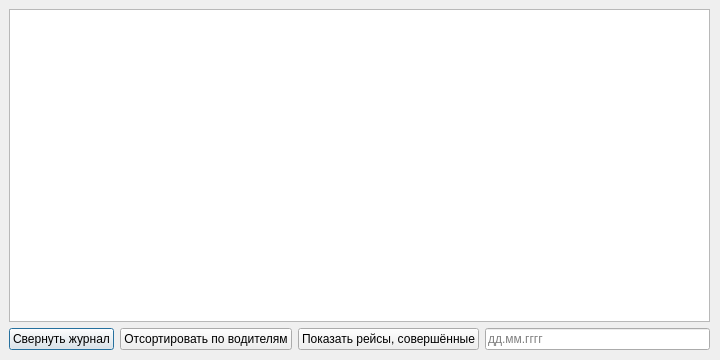
First picture: the form in Qt/Lab_1/departurejournal.ui, repository avasyutkin/term_2, before the edit.
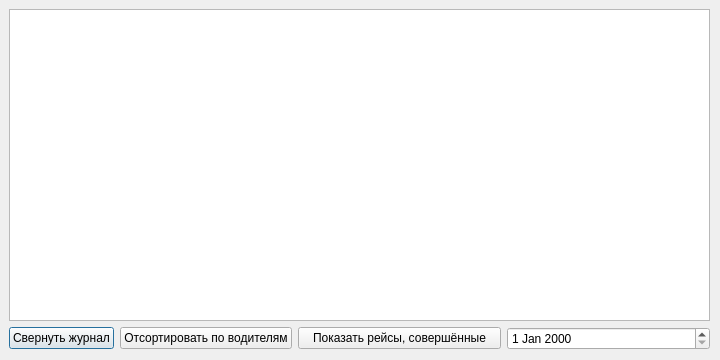
Second picture: the form after the edit.

```diff
--- a/Qt/Lab_1/departurejournal.ui
+++ b/Qt/Lab_1/departurejournal.ui
@@ -57,30 +57,11 @@
             </property>
            </widget>
           </item>
-          <item>
-           <widget class="QLineEdit" name="lineEdit">
-            <property name="inputMask">
-             <string notr="true"/>
-            </property>
-            <property name="text">
-             <string notr="true"/>
-            </property>
-            <property name="maxLength">
-             <number>10</number>
-            </property>
-            <property name="frame">
-             <bool>true</bool>
-            </property>
-            <property name="dragEnabled">
-             <bool>true</bool>
-            </property>
-            <property name="placeholderText">
-             <string>дд.мм.гггг</string>
-            </property>
-           </widget>
-          </item>
          </layout>
         </item>
+        <item>
+         <widget class="QDateEdit" name="dateEdit"/>
+        </item>
        </layout>
       </item>
      </layout>
```
